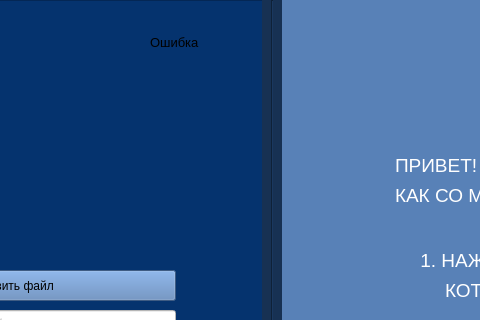
Above: first_window.ui from EcuaDora/Dogs_interface before the change; both pictures show x 205 to 685 and y 0 to 320 of the 1200 by 720 pixel window. Below: the same form after it.
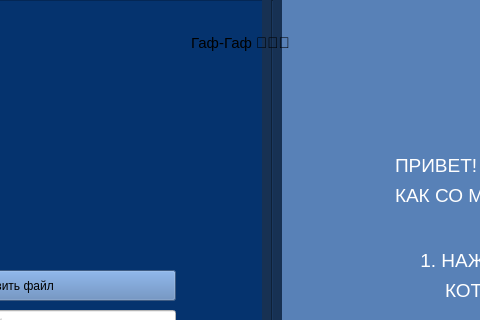
That is the form after the change. Icons and pictures are not drawn.

Commit message: Border transparent

The edit to the form file:
```diff
--- a/first_window.ui
+++ b/first_window.ui
@@ -595,7 +595,9 @@
      <bool>false</bool>
     </property>
     <property name="styleSheet">
-     <string notr="true">background-color: transparent;</string>
+     <string notr="true">background-color: transparent;
+border: transparent;
+</string>
     </property>
     <property name="readOnly">
      <bool>true</bool>
@@ -605,8 +607,7 @@
 &lt;html&gt;&lt;head&gt;&lt;meta name=&quot;qrichtext&quot; content=&quot;1&quot; /&gt;&lt;style type=&quot;text/css&quot;&gt;
 p, li { white-space: pre-wrap; }
 &lt;/style&gt;&lt;/head&gt;&lt;body style=&quot; font-family:'Ubuntu'; font-size:11pt; font-weight:400; font-style:normal;&quot;&gt;
-&lt;p style=&quot; margin-top:0px; margin-bottom:0px; margin-left:0px; margin-right:0px; -qt-block-indent:0; text-indent:0px;&quot;&gt;&lt;span style=&quot; font-size:10pt;&quot;&gt;Ошибка&lt;/span&gt;&lt;/p&gt;
-&lt;p style=&quot;-qt-paragraph-type:empty; margin-top:0px; margin-bottom:0px; margin-left:0px; margin-right:0px; -qt-block-indent:0; text-indent:0px; font-size:10pt;&quot;&gt;&lt;br /&gt;&lt;/p&gt;&lt;/body&gt;&lt;/html&gt;</string>
+&lt;p align=&quot;center&quot; style=&quot; margin-top:0px; margin-bottom:0px; margin-left:0px; margin-right:0px; -qt-block-indent:0; text-indent:0px;&quot;&gt;Гаф-Гаф 🐶🐶🐶&lt;/p&gt;&lt;/body&gt;&lt;/html&gt;</string>
     </property>
    </widget>
    <zorder>left_side_bar</zorder>
```
